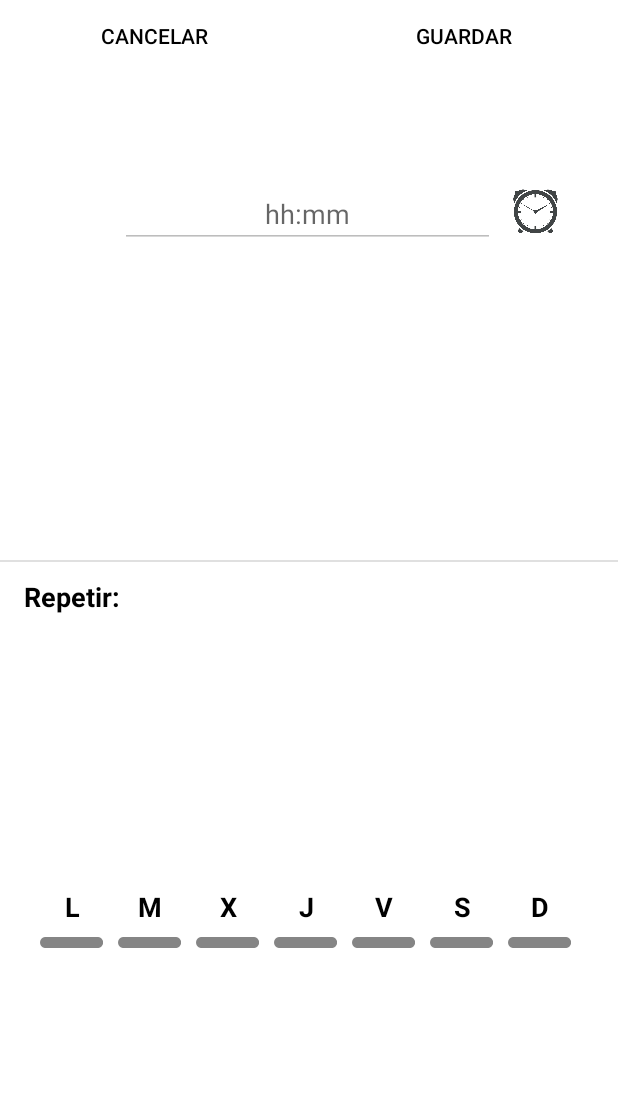
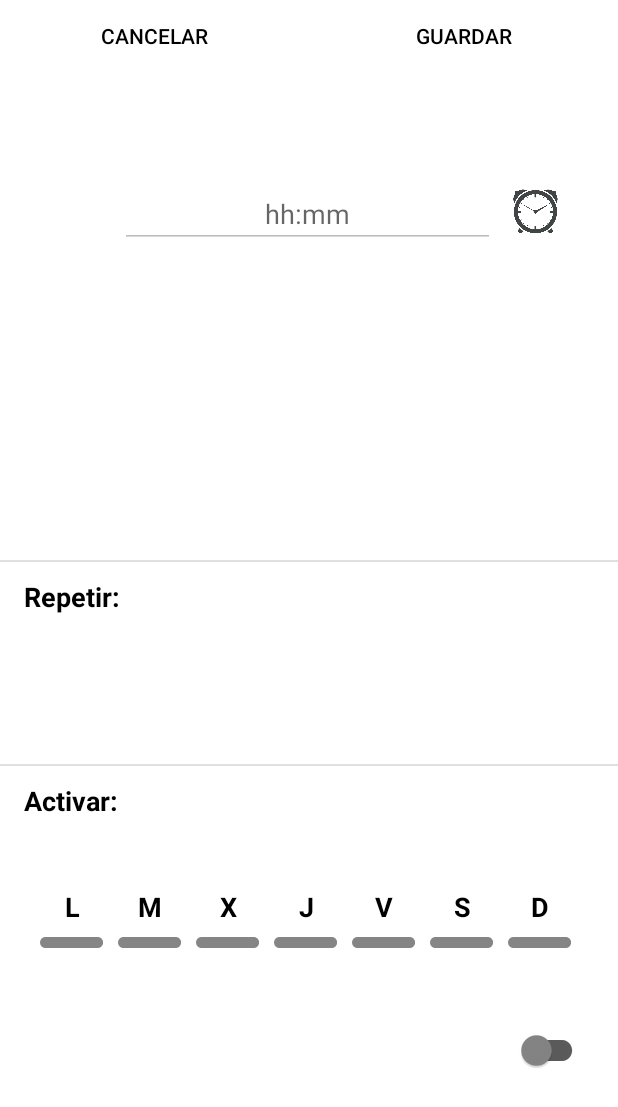
Before and after one commit to Ander-RL/Chronos, an Android app: the screen it shows after launch (CrearAlarma), after a tap on an icon or button, on a phone screen of 412 x 824 dp. Shown: the top 1107 px of the screen. Run offline under Robolectric (Android 15) with nearby library versions, the phone set to English and light mode, and no system bars; our stand-ins replace Room's generated code.

Commit message:
Crear alarmas y se activan/desactivan. Persistencia. No servicio.

```diff
--- a/app/src/main/java/arl/chronos/CrearAlarma.java
+++ b/app/src/main/java/arl/chronos/CrearAlarma.java
@@ -18,12 +18,15 @@ import androidx.appcompat.app.AppCompatActivity;
 import androidx.core.content.ContextCompat;
 import androidx.core.widget.TextViewCompat;
 
+import com.google.android.material.snackbar.Snackbar;
+import com.google.android.material.switchmaterial.SwitchMaterial;
+
 import java.util.Calendar;
 
 public class CrearAlarma extends AppCompatActivity {
 
-    private Button cancelar;                 private Button guardar;                 private ImageButton reloj;
-    private String hora;                     private String min;
+    private Button cancelar;                 private Button guardar;                 private ImageButton reloj;        private boolean activar;
+    private String hora = "00";              private String min = "00";
     private Boolean l;                       private Boolean m;                      private Boolean x;                private Boolean j;
     private Boolean v;                       private Boolean s;                      private Boolean d;
     private TimePickerDialog timePicker;     private Calendar calendar;              private EditText hhmm;
@@ -33,7 +36,7 @@ public class CrearAlarma extends AppCompatActivity {
     public static final String EXTRA_LUN  = "arl.chronos.EXTRA_LUN";                      public static final String EXTRA_MAR  = "arl.chronos.EXTRA_MAR";
     public static final String EXTRA_MIE  = "arl.chronos.EXTRA_MIE";                      public static final String EXTRA_JUE  = "arl.chronos.EXTRA_JUE";
     public static final String EXTRA_VIE  = "arl.chronos.EXTRA_VIE";                      public static final String EXTRA_SAB  = "arl.chronos.EXTRA_SAB";
-    public static final String EXTRA_DOM  = "arl.chronos.EXTRA_DOM";
+    public static final String EXTRA_DOM  = "arl.chronos.EXTRA_DOM";                      public static final String EXTRA_ACT  = "arl.chronos.EXTRA_ACT";
 
     @Override
     public void onCreate(Bundle savedInstanceState) {
@@ -61,6 +64,7 @@ public class CrearAlarma extends AppCompatActivity {
                 intent.putExtra(EXTRA_HORA, hora);  intent.putExtra(EXTRA_MIN, min);   intent.putExtra(EXTRA_LUN, l);
                 intent.putExtra(EXTRA_MAR,  m);     intent.putExtra(EXTRA_MIE, x);     intent.putExtra(EXTRA_JUE, j);
                 intent.putExtra(EXTRA_VIE,  v);     intent.putExtra(EXTRA_SAB, s);     intent.putExtra(EXTRA_DOM, d);
+                intent.putExtra(EXTRA_ACT, activar);
                 setResult(RESULT_OK, intent);
                 finish();
             }
@@ -122,4 +126,13 @@ public class CrearAlarma extends AppCompatActivity {
                 if(id == R.id.radio_d){d = true;}
             }
         }
+
+        public void onActivarClick(View view){
+
+            boolean checked = ((SwitchMaterial) view).isActivated();
+
+            if(checked){ activar = false; }
+            if(!checked) { activar = true; }
+
+        }
 }
--- a/app/src/main/java/arl/chronos/adapters/RcvAdapterAlarmas.java
+++ b/app/src/main/java/arl/chronos/adapters/RcvAdapterAlarmas.java
@@ -142,7 +142,6 @@ public class RcvAdapterAlarmas extends RecyclerView.Adapter<RcvAdapterAlarmas.My
 
     public interface OnItemClickListener {
         void onItemClick(Alarma alarma);
-        //void onItemClick(SwitchMaterial mySwitch, Alarma alarma);
     }
 
     public void setOnItemClickListener(OnItemClickListener listener) {
--- a/app/src/main/java/arl/chronos/fragments/TabFragmentAlarmas.java
+++ b/app/src/main/java/arl/chronos/fragments/TabFragmentAlarmas.java
@@ -42,7 +42,7 @@ public class TabFragmentAlarmas extends Fragment {
     private ArrayList<Alarma> listAlarmas;
     private MyViewModel myViewModel;
     private View view;
-    private String hora;                     private String min;
+    private String hora;                     private String min;                     private Boolean activar;
     private Boolean l;                       private Boolean m;                      private Boolean x;                private Boolean j;
     private Boolean v;                       private Boolean s;                      private Boolean d;
 
@@ -89,7 +89,7 @@ public class TabFragmentAlarmas extends Fragment {
         });
 
         // Para poder hacer swipe a la lista de alarmas. Primer valor = 0 para que no haya Drag and Drop. Segundo valor
-        // direccion de los swips.
+        // direccion de los swipes.
         new ItemTouchHelper(new ItemTouchHelper.SimpleCallback(0, ItemTouchHelper.RIGHT) {
             @Override
             public boolean onMove(@NonNull RecyclerView recyclerView, @NonNull RecyclerView.ViewHolder viewHolder, @NonNull RecyclerView.ViewHolder target) {
@@ -135,8 +135,9 @@ public class TabFragmentAlarmas extends Fragment {
             v = data.getBooleanExtra(CrearAlarma.EXTRA_VIE,  false);
             s = data.getBooleanExtra(CrearAlarma.EXTRA_SAB,  false);
             d = data.getBooleanExtra(CrearAlarma.EXTRA_DOM,  false);
+            activar = data.getBooleanExtra(CrearAlarma.EXTRA_ACT,true);
 
-            Alarma alarma = new Alarma(hora, min, l, m, x, j, v, s, d, true);
+            Alarma alarma = new Alarma(hora, min, l, m, x, j, v, s, d, activar);
             myViewModel.insert(alarma);
 
             Snackbar.make(view, "Alarma creada", Snackbar.LENGTH_LONG).show();
--- a/app/src/main/res/layout/crear_alarma.xml
+++ b/app/src/main/res/layout/crear_alarma.xml
@@ -73,6 +73,17 @@
         android:layout_width="match_parent"
         android:layout_height="1dp"
         android:layout_marginTop="208dp"
+        android:background="?android:attr/listDivider"
+        app:layout_constraintEnd_toEndOf="parent"
+        app:layout_constraintHorizontal_bias="0.0"
+        app:layout_constraintStart_toStartOf="parent"
+        app:layout_constraintTop_toBottomOf="@+id/edit_hhmm" />
+
+    <View
+        android:id="@+id/divider3"
+        android:layout_width="match_parent"
+        android:layout_height="1dp"
+        android:layout_marginTop="344dp"
         android:background="?android:attr/listDivider"
         app:layout_constraintEnd_toEndOf="parent"
         app:layout_constraintHorizontal_bias="0.0"
@@ -224,5 +235,30 @@
         app:layout_constraintStart_toStartOf="parent"
         app:layout_constraintTop_toBottomOf="@+id/edit_hhmm" />
 
+    <TextView
+        android:id="@+id/textView"
+        android:layout_width="wrap_content"
+        android:layout_height="wrap_content"
+        android:layout_marginStart="16dp"
+        android:layout_marginTop="356dp"
+        android:text="@string/activar_alarma"
+        android:textColor="@color/black"
+        android:textSize="18sp"
+        android:textStyle="bold"
+        app:layout_constraintStart_toStartOf="parent"
+        app:layout_constraintTop_toBottomOf="@+id/edit_hhmm" />
+
+    <com.google.android.material.switchmaterial.SwitchMaterial
+        android:id="@+id/activar"
+        android:layout_width="wrap_content"
+        android:layout_height="wrap_content"
+        android:layout_marginEnd="20dp"
+        android:layout_marginBottom="100dp"
+        android:drawableTint="@drawable/selector_radiobutton"
+        android:onClick="onActivarClick"
+        android:theme="@style/SwitchButton"
+        app:layout_constraintBottom_toBottomOf="parent"
+        app:layout_constraintEnd_toEndOf="parent" />
+
 
 </androidx.constraintlayout.widget.ConstraintLayout>
```
